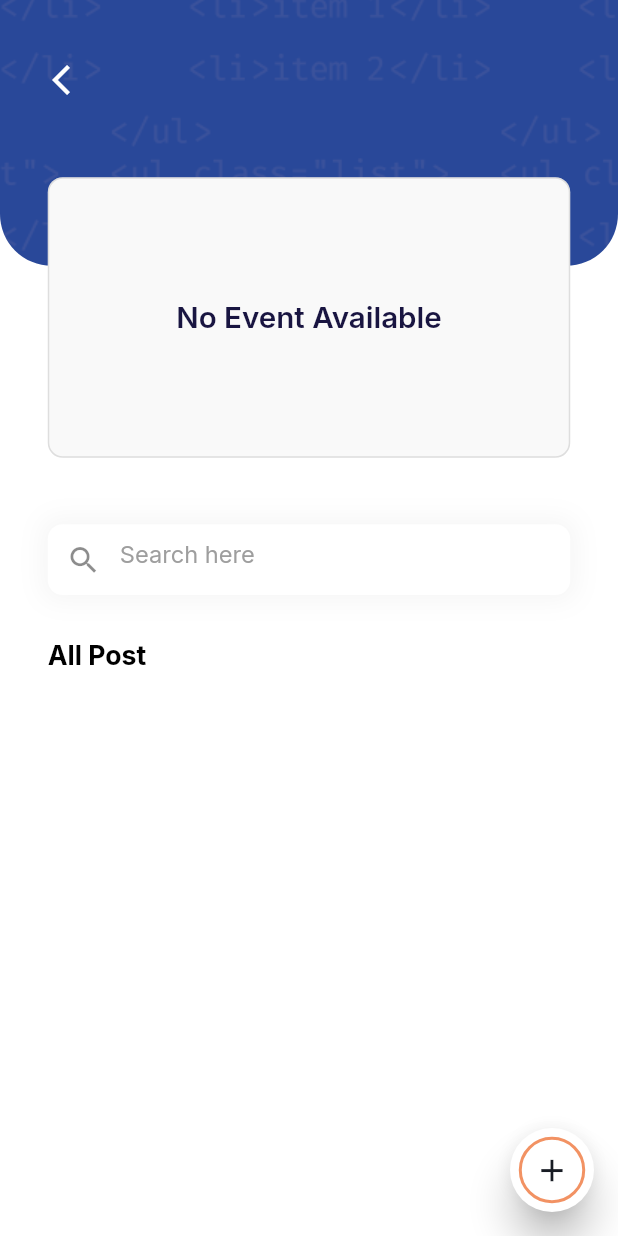
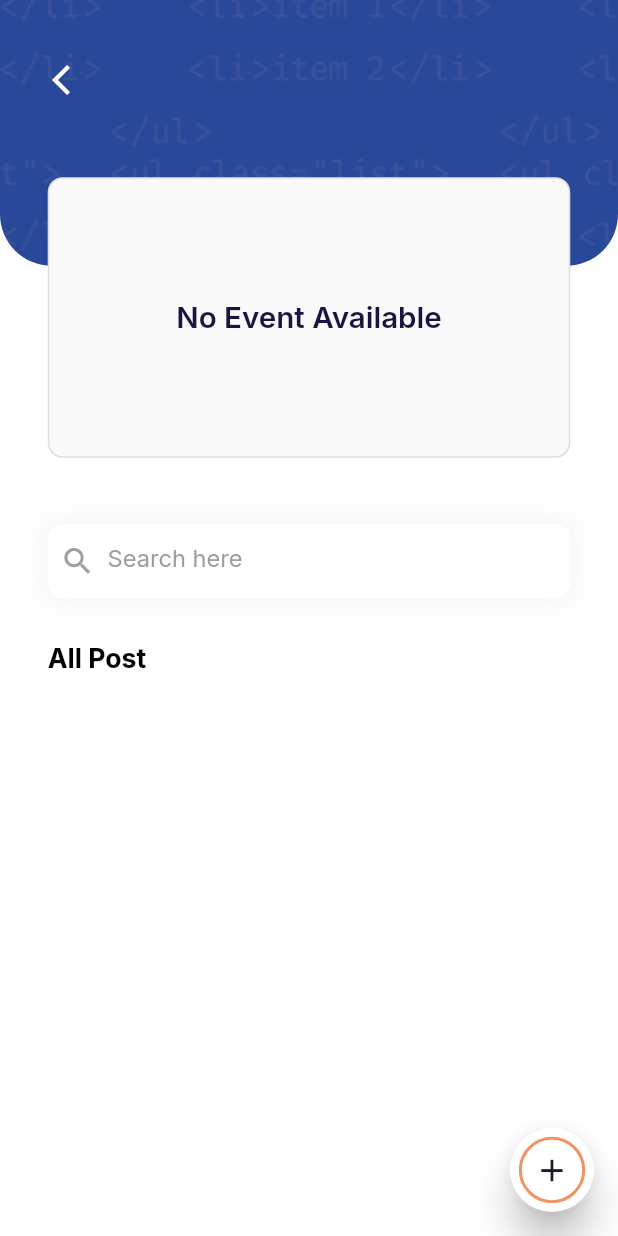
Before and after one commit to Sajid-ikram/LU-CSE-Community-, a Flutter app: the LUCC_And_ACM screen opened directly, on a phone screen of 412 x 824 dp. Run offline on Flutter 3.47's test engine with Material 2 defaults, Android fonts, the phone set to English and light mode, and no system bars; our stand-ins replace animated_bottom_navigation_bar, cloud_firestore, file_picker, firebase_auth, firebase_core, firebase_storage and 11 more; missing offline and left inert: flutter_picker, onesignal_flutter, syncfusion_flutter_pdfviewer; accounts and stored records are empty.

Commit message:
Bug Fixing in search bar

```diff
--- a/lib/view/Home/Widgets/add_post.dart
+++ b/lib/view/Home/Widgets/add_post.dart
@@ -7,7 +7,7 @@ import 'package:provider/provider.dart';
 
 Padding addPost(BuildContext context) {
   return Padding(
-    padding: EdgeInsets.fromLTRB(32.w, 33.h, 32.w, 10.h),
+    padding: EdgeInsets.fromLTRB(32.w, 43.h, 32.w, 10.h),
     child: Consumer<ProfileProvider>(
       builder: (context, provider, child) {
         return Row(
--- a/lib/view/Home/Widgets/search_bar.dart
+++ b/lib/view/Home/Widgets/search_bar.dart
@@ -1,6 +1,7 @@
 import 'package:flutter/cupertino.dart';
 import 'package:flutter/material.dart';
 import 'package:flutter_screenutil/flutter_screenutil.dart';
+import 'package:font_awesome_flutter/font_awesome_flutter.dart';
 import 'package:google_fonts/google_fonts.dart';
 import 'package:lu_cse_community/constant/constant.dart';
 import 'package:lu_cse_community/provider/search_provider.dart';
@@ -8,9 +9,9 @@ import 'package:provider/provider.dart';
 
 Align buildSearch(BuildContext context, String page) {
   return Align(
-    alignment: const Alignment(0, -0.85),
+    alignment: const Alignment(0, -0.82),
     child: Container(
-      height: 48.h,
+      height: 50.h,
       width: 350.w,
       decoration: BoxDecoration(
         color: Colors.white,
@@ -23,25 +24,36 @@ Align buildSearch(BuildContext context, String page) {
           )
         ],
       ),
+      child: Row(
+        crossAxisAlignment: CrossAxisAlignment.center,
+        children: [
+          SizedBox(
+            width: 40.w,
+            child: Icon(
+              Icons.search,
+              color: Colors.grey,
+              size: 24.sp,
+            ),
+          ),
+          Expanded(
             child: TextField(
               onChanged: (value) {
                 if (page == "Home") {
                   Provider.of<SearchProvider>(context, listen: false)
                       .searchPost(value);
-          } else if(page == "LUCC_ACM"){
-
+                } else if (page == "LUCC_ACM") {
                   Provider.of<SearchProvider>(context, listen: false)
                       .changeSearchLUCCAndACMPost(value);
                 }
               },
               decoration: InputDecoration(
-          contentPadding: EdgeInsets.all(10.7.sp),
+                contentPadding: EdgeInsets.only(bottom: 3.h),
                 border: InputBorder.none,
                 focusColor: mainColor,
-          prefixIcon: Icon(
+                /*prefixIcon: Icon(
                   Icons.search,
                   size: 24.sp,
-          ),
+                ),*/
                 hintText: "Search here",
                 hintStyle: GoogleFonts.inter(
                   fontSize: 16.sp,
@@ -51,5 +63,8 @@ Align buildSearch(BuildContext context, String page) {
               ),
             ),
           ),
+        ],
+      ),
+    ),
   );
 }
--- a/lib/view/Home/home.dart
+++ b/lib/view/Home/home.dart
@@ -39,7 +39,8 @@ class _HomeState extends State<Home> {
         children: [
           Align(
             alignment: Alignment.bottomCenter,
-            child: SizedBox(
+            child: Container(
+              margin: EdgeInsets.only(top: 90.h),
               height: 740.h,
               width: double.infinity,
               child: Selector<PostProvider, bool>(
--- a/pubspec.yaml
+++ b/pubspec.yaml
@@ -33,7 +33,7 @@ dependencies:
   shimmer: ^2.0.0
   image_cropper: ^1.4.1
   flutter_spinkit: ^5.1.0
-  firebase_messaging: ^11.2.6
+
   onesignal_flutter: ^3.2.8
   file_picker: ^4.3.3
   syncfusion_flutter_pdfviewer: ^19.4.48-beta
```
Also changed, not shown: lib/view/dashboard/Notices/notice.dart (+11 -4 lines), pubspec.lock. Lines whose indentation alone changed are shown as unchanged.
